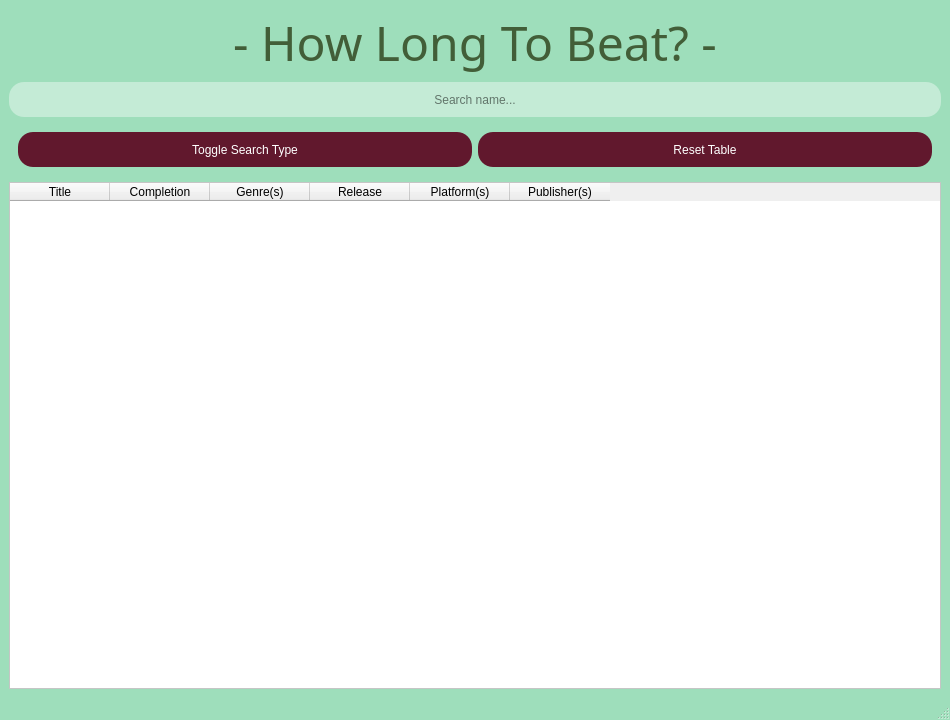
Qt form src/How_Long_To_Beat/mainwindow.ui (var-foli/Group16) before a commit.
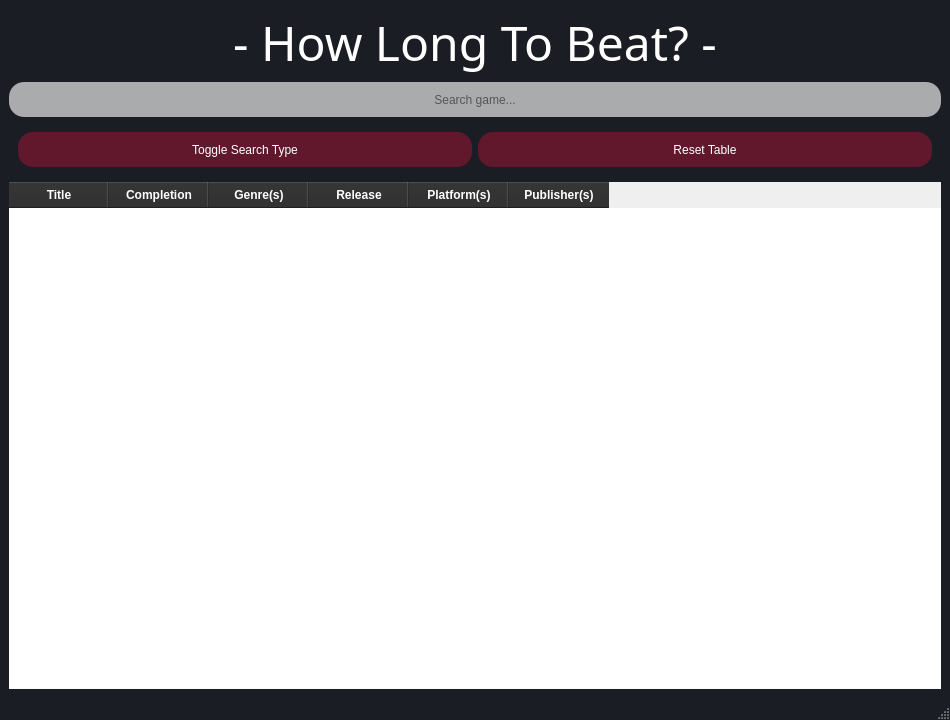
The same form after that commit.

Commit message: Updated color scheme and table layout slightly

Patch:
```diff
--- a/src/How_Long_To_Beat/mainwindow.ui
+++ b/src/How_Long_To_Beat/mainwindow.ui
@@ -21,7 +21,7 @@
   </property>
   <property name="styleSheet">
    <string notr="true">QMainWindow{
-background-color: rgb(158, 222, 187);
+background-color: #1A1D23;
 }
 
 QPushButton {
@@ -53,7 +53,7 @@
        </font>
       </property>
       <property name="styleSheet">
-       <string notr="true">color: rgb(66, 94, 56);</string>
+       <string notr="true">color: white;</string>
       </property>
       <property name="text">
        <string>- How Long To Beat? -</string>
@@ -83,7 +83,7 @@
       <property name="styleSheet">
        <string notr="true">QLineEdit{
 color: black;
-background-color: rgba(255, 255, 255, 100);
+background-color: rgba(255, 255, 255, 160);
 border: none;
 border-radius: 15px;
 }</string>
@@ -95,7 +95,7 @@
        <set>Qt::AlignmentFlag::AlignCenter</set>
       </property>
       <property name="placeholderText">
-       <string>Search name...</string>
+       <string>Search game...</string>
       </property>
      </widget>
     </item>
@@ -136,12 +136,21 @@
       <property name="styleSheet">
        <string notr="true">QTableWidget {
     background-color: white;
-    alternate-background-color: #AFDE9E; 
+    alternate-background-color: #EFCACA; 
+	border-style: none;
 }
 
+QHeaderView::section {
+    background-color: #2b2b2b;
+    color: white;
+    font-weight: bold;
+    padding: 4px;
+}
+
+
 QScrollBar:vertical {
     background: transparent;
-    width: 10px;
+    width: 5px;
     margin: 0;
 }
 
```
The commit also changes 1 other file.
